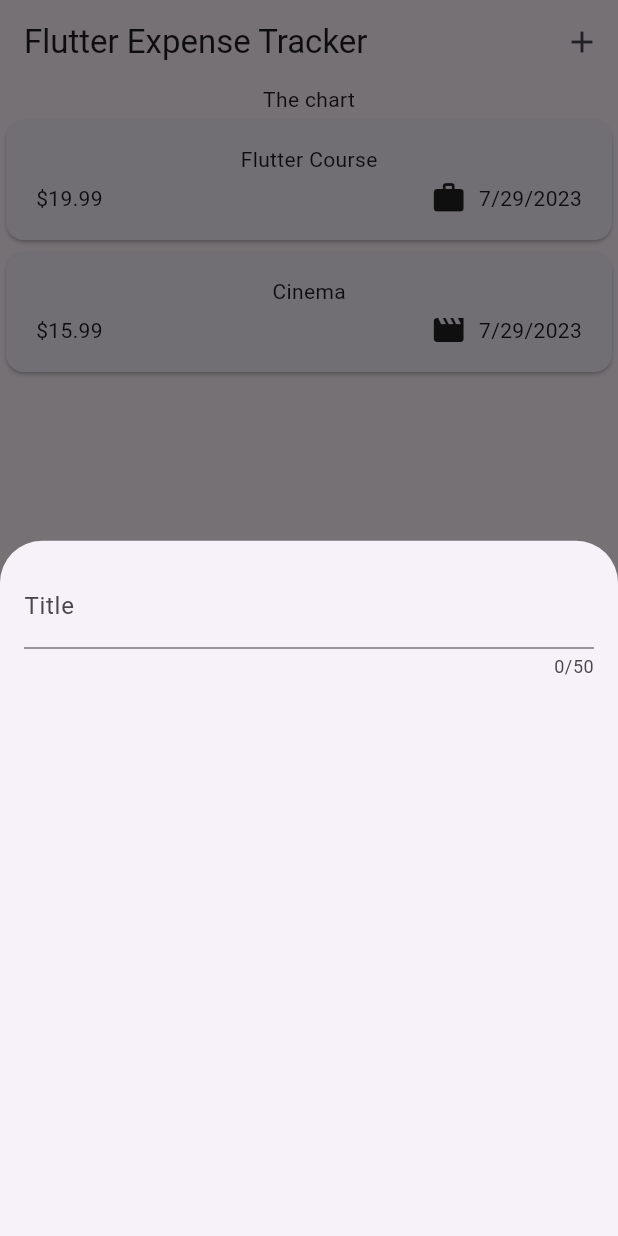
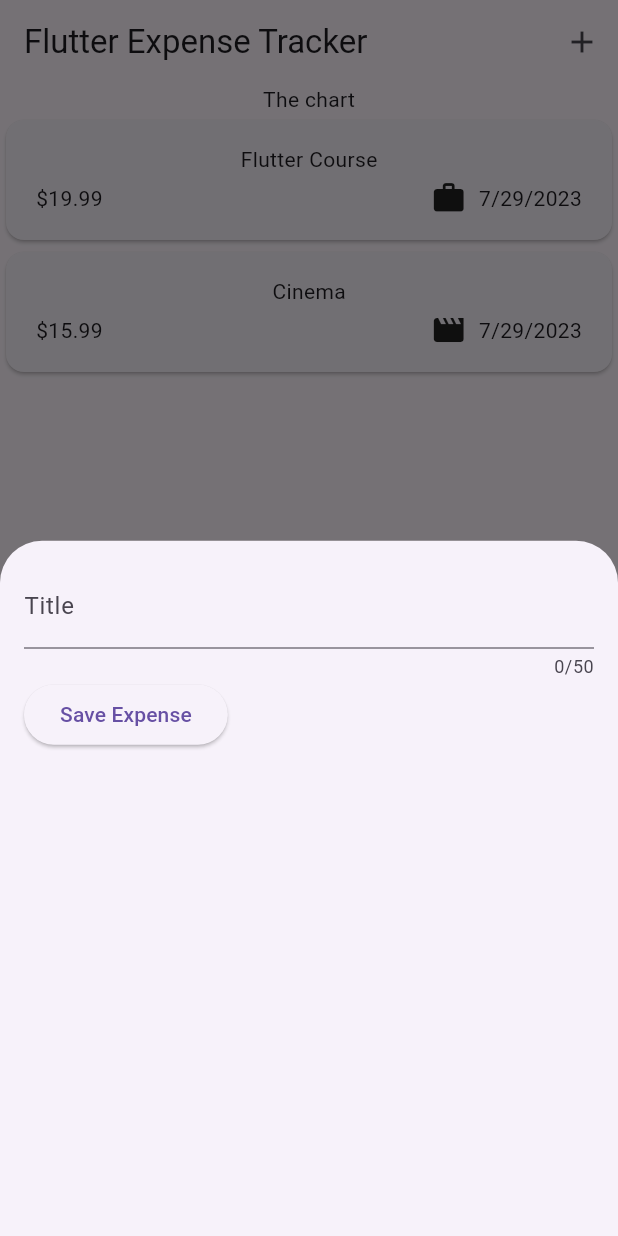
Before and after one commit to raunakb03/flutter_expenses_app, a Flutter app: the screen it shows after launch, after a tap on the "add" icon, on a phone screen of 412 x 824 dp. Run offline on Flutter 3.47's test engine with Material 2 defaults, Android fonts, the phone set to English and light mode, and no system bars.

Commit message:
one way of saving user input value

```diff
--- a/lib/widgets/new_expense.dart
+++ b/lib/widgets/new_expense.dart
@@ -9,17 +9,33 @@ class NewExpense extends StatefulWidget {
 }
 
 class _NewExpense extends State<NewExpense> {
+  var _enteredTitle = '';
+  void _saveTitleInput(String inputValue) {
+    _enteredTitle = inputValue;
+  }
+
   @override
   Widget build(BuildContext build) {
     return Padding(
       padding: const EdgeInsets.all(16),
       child: Column(
-        children: const [
+        children: [
           TextField(
+            onChanged: _saveTitleInput,
             maxLength: 50,
-            decoration: InputDecoration(
+            decoration: const InputDecoration(
               label: Text('Title'),
             ),
+          ),
+          Row(
+            children: [
+              ElevatedButton(
+                onPressed: () {
+                  print(_enteredTitle);
+                },
+                child: const Text('Save Expense'),
+              )
+            ],
           )
         ],
       ),
```
